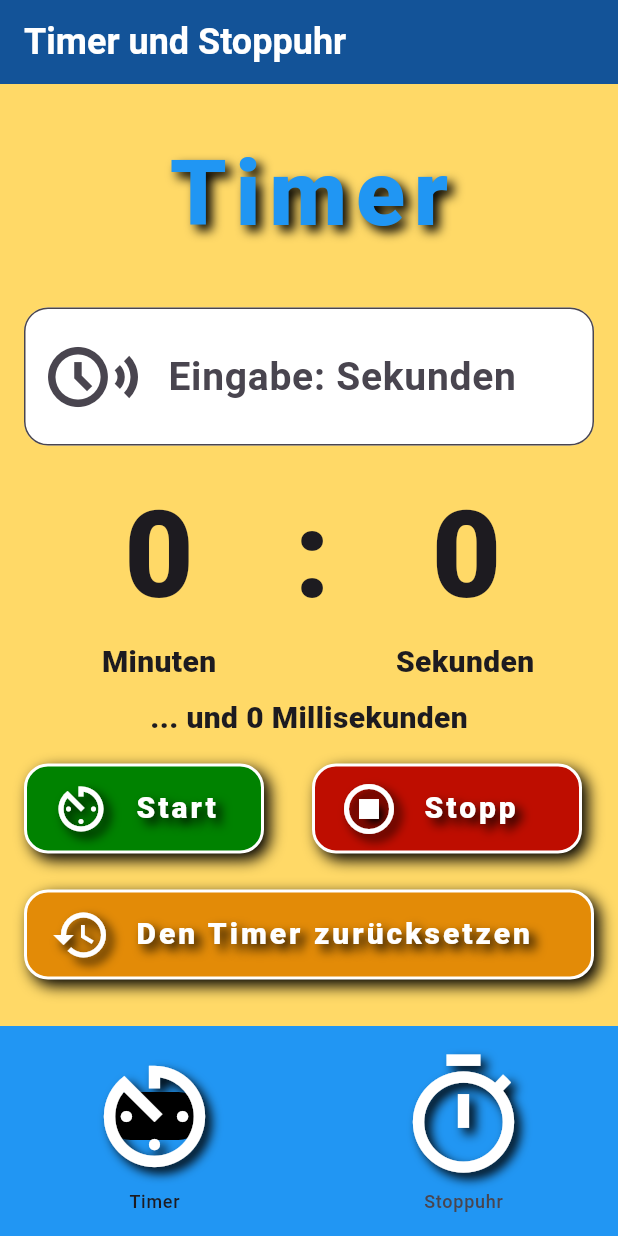
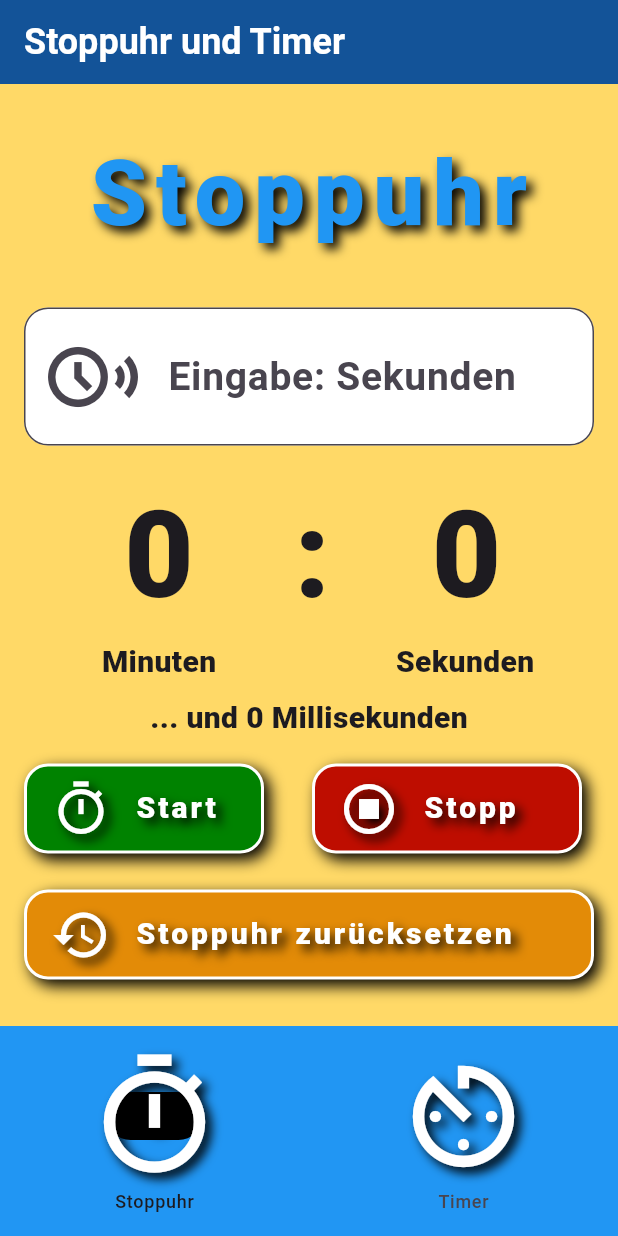
Before and after one commit to JuergenHollmann/project_16_timer_app, a Flutter app: the screen it shows after launch, on a phone screen of 412 x 824 dp. Run offline on Flutter 3.47's test engine with Material 3 defaults, Android fonts, the light colour scheme and no system bars.

```diff
--- a/lib/config/wb_navigation_bar.dart
+++ b/lib/config/wb_navigation_bar.dart
@@ -61,6 +61,23 @@ class _WbNavigationBarState extends State<WbNavigationBar> {
         // Icons horizontal angeordnet
         NavigationDestination(
           icon: Icon(
+            Icons.timer_outlined,
+            size: 90,
+            color: Colors.white,
+            shadows: [
+              BoxShadow(
+                color: Colors.black,
+                blurRadius: 8,
+                offset: Offset(4, 4),
+                spreadRadius: 0,
+              )
+            ],
+          ),
+          label: "Stoppuhr",
+          enabled: true,
+        ),
+        NavigationDestination(
+          icon: Icon(
             Icons.av_timer_outlined,
             size: 90,
             color: Colors.white,
@@ -74,23 +91,6 @@ class _WbNavigationBarState extends State<WbNavigationBar> {
             ],
           ),
           label: "Timer",
-          enabled: true,
-        ),
-        NavigationDestination(
-          icon: Icon(
-            Icons.timer_outlined,
-            size: 90,
-            color: Colors.white,
-            shadows: [
-              BoxShadow(
-                color: Colors.black,
-                blurRadius: 8,
-                offset: Offset(4, 4),
-                spreadRadius: 0,
-              )
-            ],
-          ),
-          label: "Stoppuhr",
         ),
       ],
       // const StopWatchScreen();
--- a/lib/start_screen.dart
+++ b/lib/start_screen.dart
@@ -27,7 +27,7 @@ class _StartScreenState extends State<StartScreen> {
   int _iMilisec = 0;
   int _iSec = 0;
   int _iMin = 0;
-  List<int> _iTimer = [0, 0, 0];
+  List<int> _iStopWatch = [0, 0, 0];
   bool counterStart = true;
 
   void runCounter(int iCounter) async {
@@ -44,18 +44,18 @@ class _StartScreenState extends State<StartScreen> {
       }
       if (counterStart) {
         setState(() {
-          _iTimer[0] = _iMilisec;
-          _iTimer[1] = _iSec;
-          _iTimer[2] = _iMin;
+          _iStopWatch[0] = _iMilisec;
+          _iStopWatch[1] = _iSec;
+          _iStopWatch[2] = _iMin;
         });
       }
     }
   }
 
-  void startCounter(int iTimer) {
+  void startCounter(int iStopWatch) {
     setState(() {
       counterStart = true;
-      runCounter(iTimer);
+      runCounter(iStopWatch);
     });
   }
 
@@ -68,7 +68,7 @@ class _StartScreenState extends State<StartScreen> {
   }
 
   void clearCounter() {
-    _iTimer = [0, 0, 0];
+    _iStopWatch = [0, 0, 0];
     _iMilisec = 0;
     _iSec = 0;
     _iMin = 0;
@@ -95,7 +95,7 @@ class _StartScreenState extends State<StartScreen> {
       appBar: AppBar(
         backgroundColor: wbColorAppBarBlue,
         title: const Text(
-          'Timer und Stoppuhr',
+          'Stoppuhr und Timer',
           style: TextStyle(
             color: Colors.white,
             fontSize: 24,
@@ -115,7 +115,7 @@ class _StartScreenState extends State<StartScreen> {
                 //Text('Page $_currentPageIndex'), // nur zur Kontrolle anzeigen
                 /*--------------------------------- Überschrift ---*/
                 const Text(
-                  "Timer",
+                  "Stoppuhr",
                   style: TextStyle(
                     fontSize: 60,
                     fontWeight: FontWeight.w900,
@@ -193,7 +193,7 @@ class _StartScreenState extends State<StartScreen> {
                       child: Center(
                         child: Text(
                           /*--------------------------------- *** ---*/
-                          "${_iTimer[2]}",
+                          "${_iStopWatch[2]}",
                           /*--------------------------------- *** ---*/
                           style: const TextStyle(
                             fontSize: 80,
@@ -223,7 +223,7 @@ class _StartScreenState extends State<StartScreen> {
                       child: Center(
                         child: Text(
                           /*--------------------------------- *** ---*/
-                          "${_iTimer[1]}",
+                          "${_iStopWatch[1]}",
                           /*--------------------------------- *** ---*/
                           style: const TextStyle(
                             fontSize: 80,
@@ -274,7 +274,7 @@ class _StartScreenState extends State<StartScreen> {
                 Center(
                   child: Text(
                     /*--------------------------------- *** ---*/
-                    "... und ${_iTimer[0]} Millisekunden",
+                    "... und ${_iStopWatch[0]} Millisekunden",
                     /*--------------------------------- *** ---*/
                     style: const TextStyle(
                       fontSize: 20,
@@ -292,19 +292,19 @@ class _StartScreenState extends State<StartScreen> {
                       child: GestureDetector(
                         child: WbButtonUniversal(
                           wbColor: wbColorButtonGreen,
-                          icon: Icons.av_timer_outlined,
+                          icon: Icons.timer_outlined,
                           iconSize: 40,
                           wbButtonUniversalText: "Start",
                           onButtonTap: () {
                             /*--------------------------------- *** ---*/
-                            startCounter(_iTimer[0]);
+                            startCounter(_iStopWatch[0]);
                             /*--------------------------------- Snackbar ---*/
                             ScaffoldMessenger.of(context)
                                 .showSnackBar(const SnackBar(
                               backgroundColor: wbColorButtonGreen,
                               duration: Duration(milliseconds: 800),
                               content: Text(
-                                "Der Timer wurde gestartet ... 😉",
+                                "Die Stoppuhr wurde gestartet ... 😉",
                                 style: TextStyle(
                                   fontSize: 28,
                                   fontWeight: FontWeight.bold,
@@ -338,7 +338,7 @@ class _StartScreenState extends State<StartScreen> {
                             backgroundColor: wbColorButtonDarkRed,
                             duration: Duration(milliseconds: 800),
                             content: Text(
-                              "Der Timer wurde gestoppt ... 😉",
+                              "Die Stoppuhr wurde angehalten ... 😉",
                               style: TextStyle(
                                 fontSize: 28,
                                 fontWeight: FontWeight.bold,
@@ -362,7 +362,7 @@ class _StartScreenState extends State<StartScreen> {
                   wbColor: wbColorOrangeDarker,
                   icon: Icons.restore_outlined,
                   iconSize: 40,
-                  wbButtonUniversalText: "Den Timer zurücksetzen",
+                  wbButtonUniversalText: "Stoppuhr zurücksetzen",
                   onButtonTap: () {
                     /*--------------------------------- Reset ---*/
                     stopCounter();
@@ -372,7 +372,7 @@ class _StartScreenState extends State<StartScreen> {
                       backgroundColor: wbColorOrangeDarker,
                       duration: Duration(milliseconds: 800),
                       content: Text(
-                        "Der Timer wurde zurückgesetzt ... 😉",
+                        "Die Stoppuhr wurde zurückgesetzt ... 😉",
                         style: TextStyle(
                           fontSize: 28,
                           fontWeight: FontWeight.bold,
```
